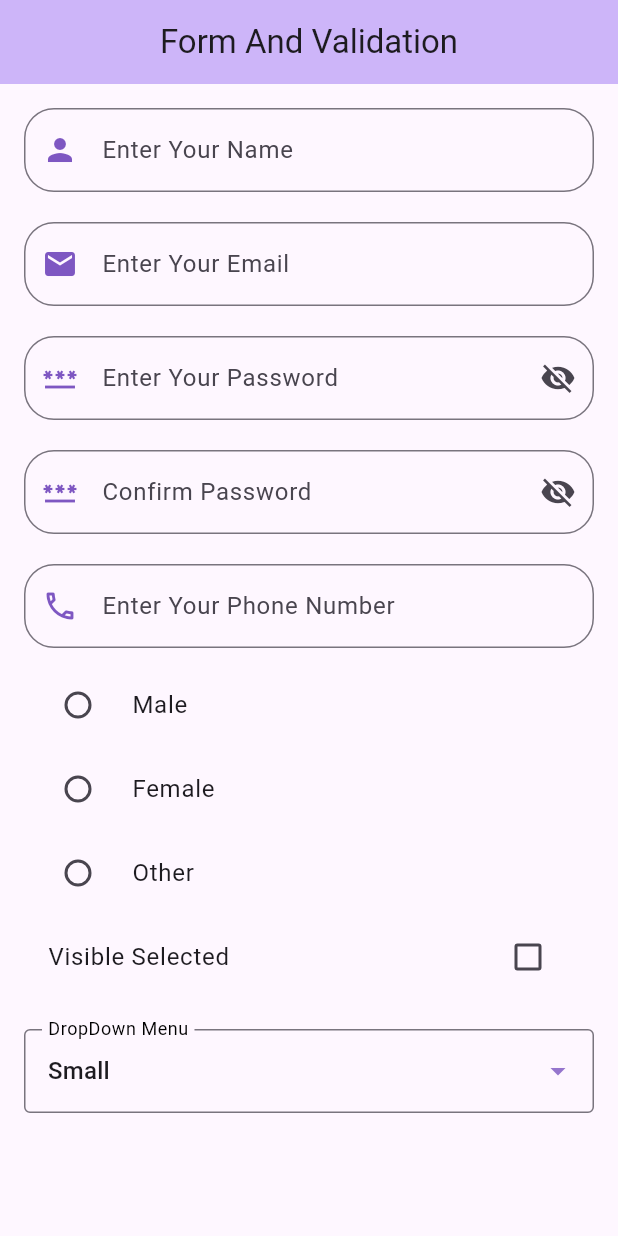
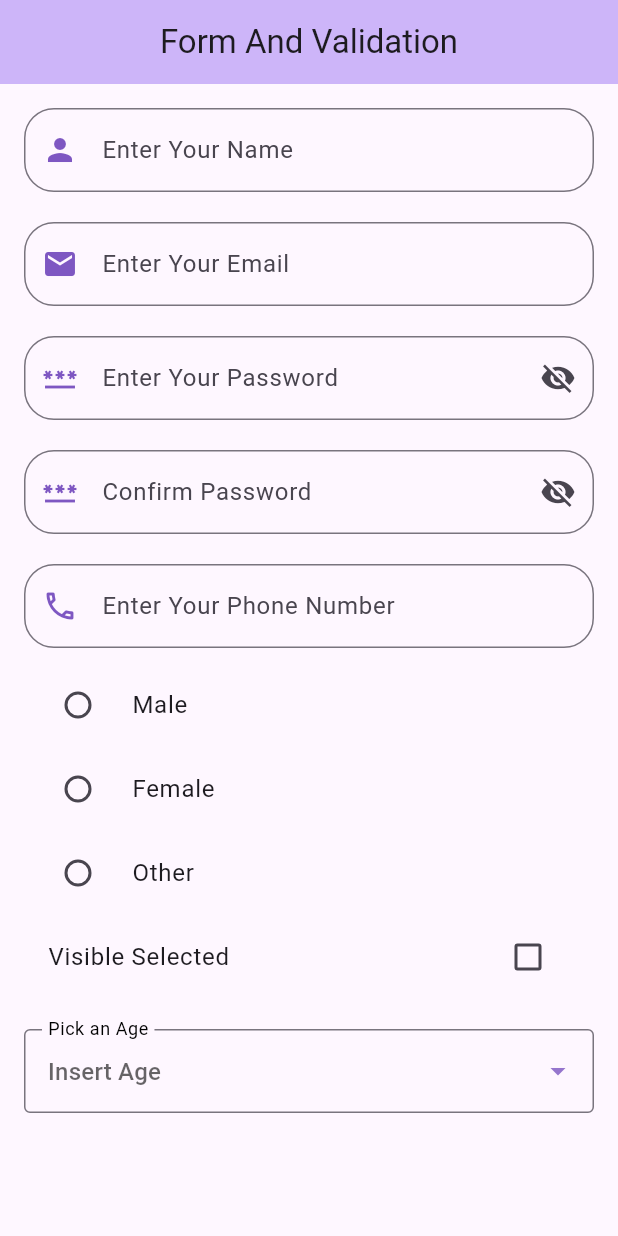
Before and after one commit to Ruhan130/ProvidersExample, a Flutter app: the screen it shows after launch, on a phone screen of 412 x 824 dp. Run offline on Flutter 3.47's test engine with Material 3 defaults, Android fonts, the phone set to English and light mode, and no system bars; our stand-ins replace image_picker, permission_handler.

Commit message:
some Changes on Drop Down Menu

```diff
--- a/lib/FormAndValidation/View/Form.dart
+++ b/lib/FormAndValidation/View/Form.dart
@@ -10,8 +10,8 @@ class FormAndValidations extends StatefulWidget {
 }
 
 class _FormAndValidationsState extends State<FormAndValidations> {
-  final _dronDownTextField = ["Small", "Medium", "Large", "Xsell"];
-  String? _showDropDownValue = "Small";
+  final _dronDownTextField = ["3-to-9", "9-to-16", "16-to25","25-to-50"];
+  String? _showDropDownValue ;
 
   TextEditingController mobileNumber = TextEditingController();
   bool _issPas = false;
@@ -264,7 +264,8 @@ class _FormAndValidationsState extends State<FormAndValidations> {
                   ),
                   dropdownColor: Colors.deepPurple[100],
                   decoration: const InputDecoration(
-                    labelText: 'DropDown Menu',
+                    labelText: 'Pick an Age',
+                    hintText: 'Insert Age',
                     labelStyle: TextStyle(color: Colors.black),
                     border: OutlineInputBorder(),
                   ),
```
